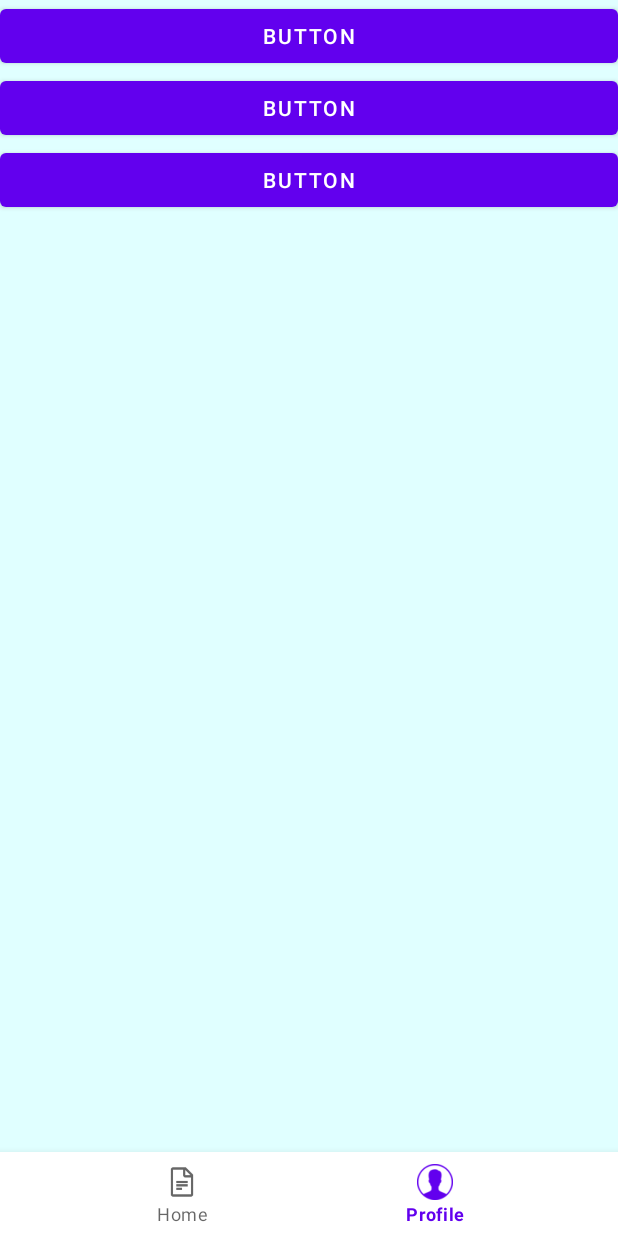
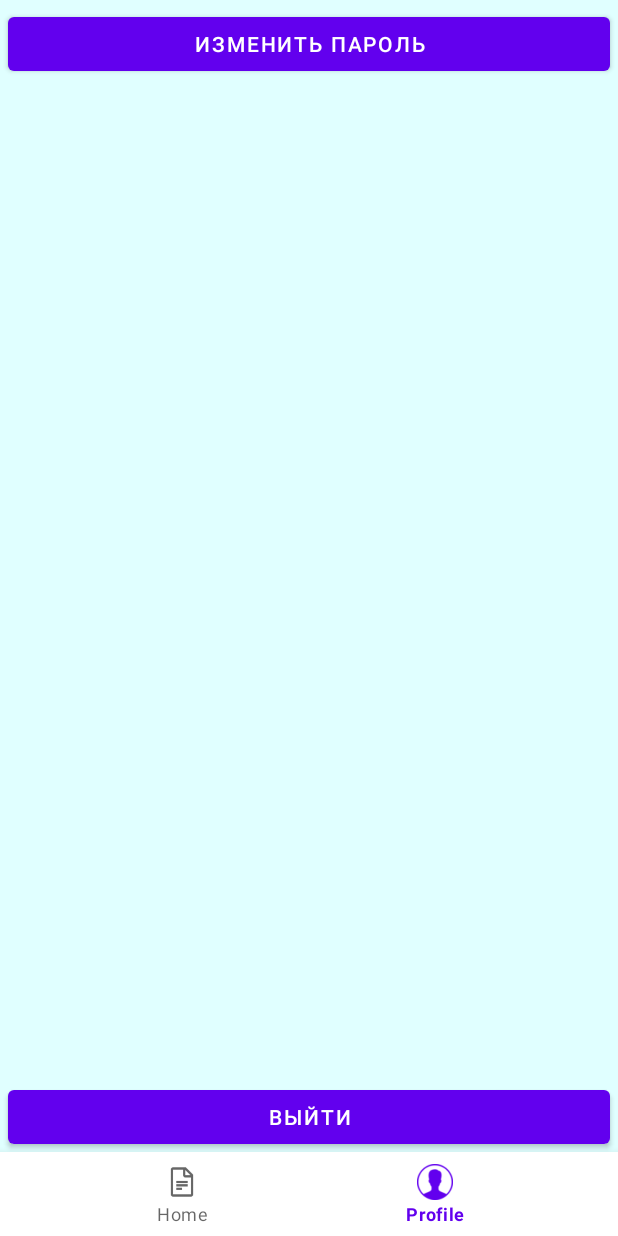
Before and after one commit to Kirill-JD/Obligation, an Android app: the ProfileFragment screen opened through its navigation route, on a phone screen of 412 x 824 dp. Run offline under Robolectric (Android 15) with nearby library versions, the phone set to English and light mode, and no system bars; our stand-ins replace Room's generated code, navigation-ui.

Commit message:
added login and registration windows and an exit button

```diff
--- a/app/src/main/java/com/example/obligation/MainActivity.java
+++ b/app/src/main/java/com/example/obligation/MainActivity.java
@@ -5,11 +5,9 @@ import android.os.Bundle;
 import androidx.appcompat.app.AppCompatActivity;
 import androidx.navigation.NavController;
 import androidx.navigation.Navigation;
-import androidx.navigation.ui.AppBarConfiguration;
 import androidx.navigation.ui.NavigationUI;
 
 import com.example.obligation.databinding.ActivityMainBinding;
-import com.google.android.material.bottomnavigation.BottomNavigationView;
 
 public class MainActivity extends AppCompatActivity {
 
@@ -22,10 +20,6 @@ public class MainActivity extends AppCompatActivity {
         binding = ActivityMainBinding.inflate(getLayoutInflater());
         setContentView(binding.getRoot());
 
-        BottomNavigationView navView = findViewById(R.id.nav_view);
-        AppBarConfiguration appBarConfiguration = new AppBarConfiguration.Builder(
-                R.id.navigation_home, R.id.navigation_profile)
-                .build();
         NavController navController = Navigation.findNavController(this, R.id.nav_host_fragment_activity_main);
         NavigationUI.setupWithNavController(binding.navView, navController);
 
--- a/app/src/main/java/com/example/obligation/ui/home/HomeFragment.java
+++ b/app/src/main/java/com/example/obligation/ui/home/HomeFragment.java
@@ -71,7 +71,6 @@ public class HomeFragment extends Fragment {
     private void updateRecycler(List<Word> words) {
         binding.rvHome.setHasFixedSize(true);
         binding.rvHome.setLayoutManager(new StaggeredGridLayoutManager(1,LinearLayoutManager.VERTICAL));
-        //binding.rvHome.setLayoutManager(new StaggeredGridLayoutManager(2, LinearLayoutManager.VERTICAL));
         wordsListAdapter = new WordsListAdapter(getActivity(), words, wordsClickListener);
         binding.rvHome.setAdapter(wordsListAdapter);
     }
--- a/app/src/main/java/com/example/obligation/ui/profile/ProfileFragment.java
+++ b/app/src/main/java/com/example/obligation/ui/profile/ProfileFragment.java
@@ -1,5 +1,6 @@
 package com.example.obligation.ui.profile;
 
+import android.content.Intent;
 import android.os.Bundle;
 import android.view.LayoutInflater;
 import android.view.View;
@@ -9,6 +10,7 @@ import androidx.annotation.NonNull;
 import androidx.fragment.app.Fragment;
 import androidx.lifecycle.ViewModelProvider;
 
+import com.example.obligation.AuthorizationActivity;
 import com.example.obligation.databinding.FragmentProfileBinding;
 
 public class ProfileFragment extends Fragment {
@@ -18,13 +20,20 @@ public class ProfileFragment extends Fragment {
 
     public View onCreateView(@NonNull LayoutInflater inflater,
                              ViewGroup container, Bundle savedInstanceState) {
-        profileViewModel =
-                new ViewModelProvider(this).get(ProfileViewModel.class);
+
+        profileViewModel = new ViewModelProvider(this).get(ProfileViewModel.class);
 
         binding = FragmentProfileBinding.inflate(inflater, container, false);
+
+        binding.buttonExit.setOnClickListener(new View.OnClickListener() {
+            @Override
+            public void onClick(View view) {
+                Intent intent = new Intent(getContext(), AuthorizationActivity.class);
+                startActivity(intent);
+            }
+        });
+
         View root = binding.getRoot();
-
-
         return root;
     }
 
--- a/app/src/main/res/layout/fragment_profile.xml
+++ b/app/src/main/res/layout/fragment_profile.xml
@@ -7,33 +7,46 @@
     tools:context=".ui.profile.ProfileFragment"
     android:background="@color/lightCyanide">
 
-    <ScrollView
+    <LinearLayout
         android:layout_width="match_parent"
-        android:layout_height="match_parent">
+        android:layout_height="match_parent"
+        android:orientation="vertical">
 
         <LinearLayout
             android:layout_width="match_parent"
-            android:layout_height="wrap_content"
-            android:orientation="vertical" >
+            android:layout_height="match_parent"
+            android:layout_weight="1"
+            android:orientation="vertical">
+
+            <ScrollView
+                android:layout_width="match_parent"
+                android:layout_height="match_parent"
+                android:layout_weight="1">
+
+                <Button
+                    android:id="@+id/buttonChangePassword"
+                    android:layout_width="match_parent"
+                    android:layout_height="wrap_content"
+                    android:layout_margin="5dp"
+                    android:text="@string/bot_change_password"
+                    android:onClick="onClick"/>
+            </ScrollView>
 
             <Button
-                android:id="@+id/button"
+                android:id="@+id/buttonExit"
                 android:layout_width="match_parent"
                 android:layout_height="wrap_content"
-                android:text="Button" />
+                android:layout_margin="5dp"
+                android:text="@string/bot_exit"
+                android:onClick="onClick"/>
 
-            <Button
-                android:id="@+id/button2"
-                android:layout_width="match_parent"
-                android:layout_height="wrap_content"
-                android:text="Button" />
+        </LinearLayout>
 
-            <Button
-                android:id="@+id/button3"
-                android:layout_width="match_parent"
-                android:layout_height="wrap_content"
-                android:text="Button" />
-        </LinearLayout>
-    </ScrollView>
+        <Space
+            android:layout_width="match_parent"
+            android:layout_height="50dp" />
+
+
+    </LinearLayout>
 
 </androidx.constraintlayout.widget.ConstraintLayout>
--- a/app/src/main/res/values/strings.xml
+++ b/app/src/main/res/values/strings.xml
@@ -2,7 +2,12 @@
     <string name="app_name">Obligation</string>
     <string name="title_home">Home</string>
     <string name="title_profile">Profile</string>
+    <string name="password">Password</string>
+    <string name="login">Войти</string>
+    <string name="register">Создать пароль</string>
     <string name="bot_create">Создать документ</string>
+    <string name="bot_change_password">Изменить пароль</string>
+    <string name="bot_exit">Выйти</string>
     <string name="create">Создать</string>
     <string name="city">Город:</string>
     <string name="borrower">Заёмщик:</string>
@@ -14,7 +19,8 @@
     <string name="data_of_refund">Дата возмещения:</string>
     <string name="data">__.__.____ г.</string>
     <string name="title_activity_new_file">NewFileActivity</string>
-    <!-- Strings used for fragments for navigation -->
+    <string name="title_activity_authorization">Authorization</string>
+    <string name="title_activity_registration">Registration</string>
     <string name="first_fragment_label">First Fragment</string>
     <string name="second_fragment_label">Second Fragment</string>
     <string name="next">Next</string>
```
Also changed, not shown: app/src/main/AndroidManifest.xml (+10 -3 lines), app/src/main/java/com/example/obligation/AuthorizationActivity.java (added, +49 -0 lines), app/src/main/java/com/example/obligation/NewFileActivity.java (+7 -7 lines), app/src/main/java/com/example/obligation/RegistrationActivity.java (added, +38 -0 lines), app/src/main/res/layout/activity_authorization.xml (added, +60 -0 lines), app/src/main/res/layout/activity_registration.xml (added, +51 -0 lines), app/src/main/res/drawable/ic_logo.png (added).
